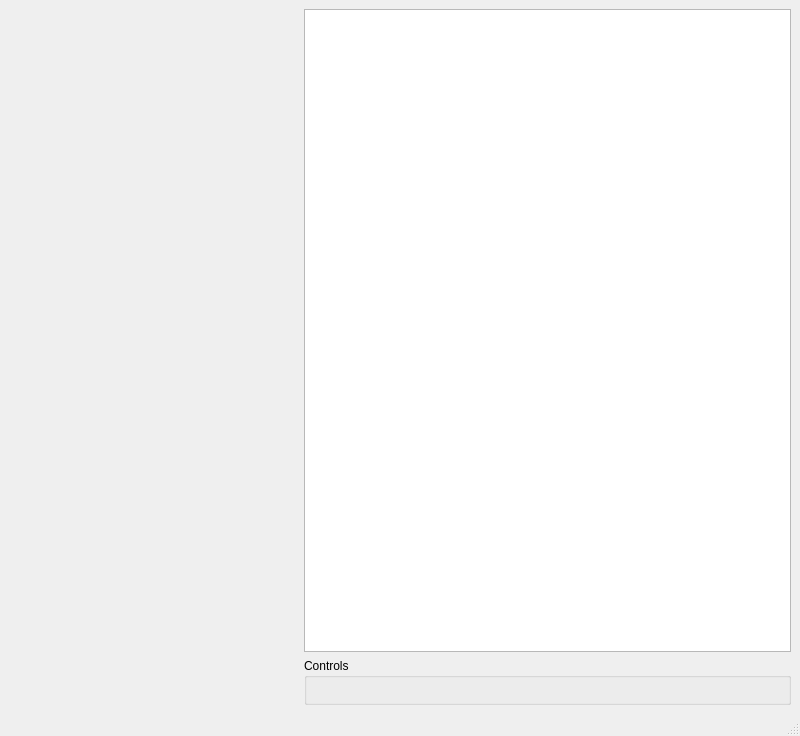
This is esme/gui/ui/lps.ui in st-walker/esme as Qt 5 draws it before an edit. The edited form follows.
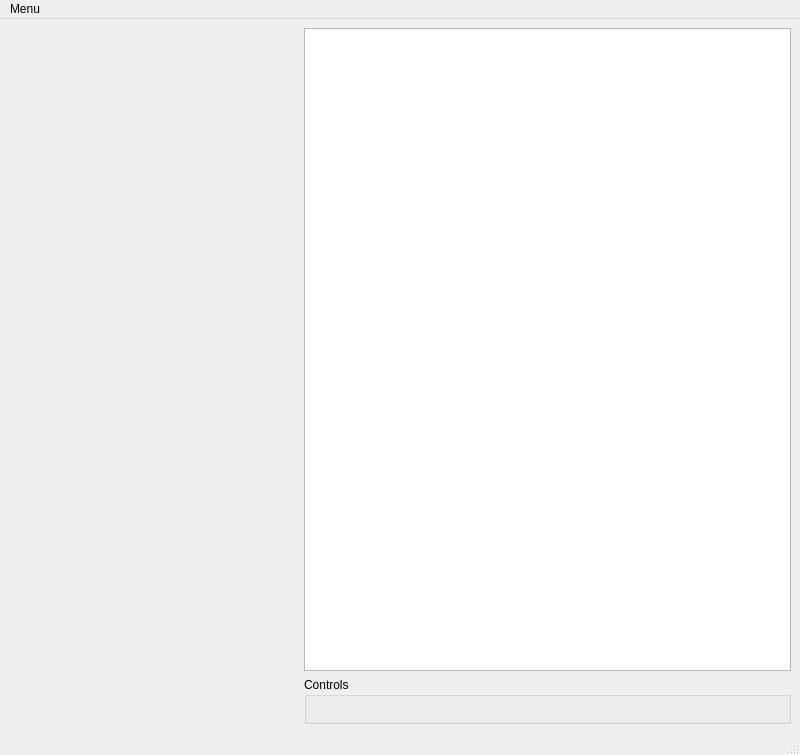
This is the edited form. Custom widgets are drawn as their Qt base class.

```diff
--- a/esme/gui/ui/lps.ui
+++ b/esme/gui/ui/lps.ui
@@ -117,6 +117,13 @@
      <height>22</height>
     </rect>
    </property>
+   <widget class="QMenu" name="menuMenu">
+    <property name="title">
+     <string>Menu</string>
+    </property>
+    <addaction name="action_print_to_logbook"/>
+   </widget>
+   <addaction name="menuMenu"/>
   </widget>
   <widget class="QStatusBar" name="statusbar"/>
  </widget>
```
Left out of the diff: 10 changed lines with no effect on the pictures.
